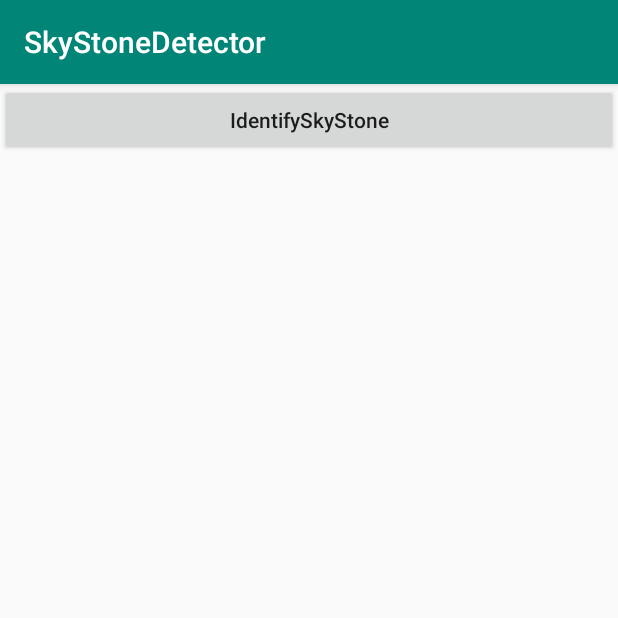
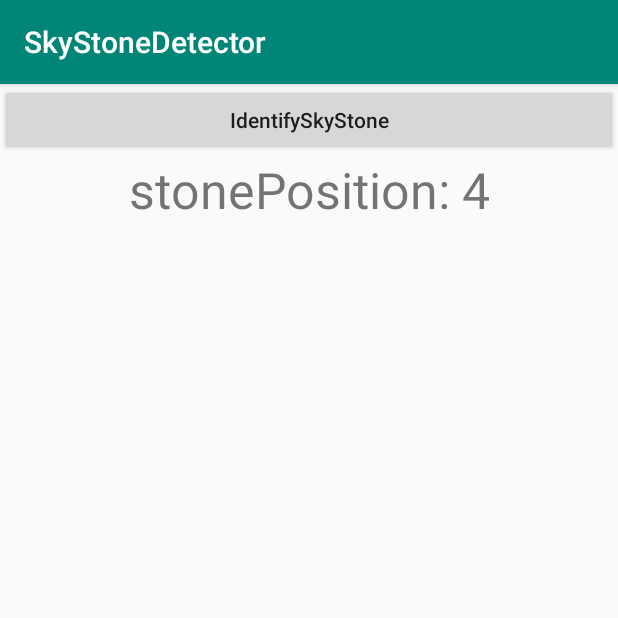
Before and after one commit to chenyun8/SkyStoneDetector, an Android app: the screen it shows after launch (MainActivity), after a tap on "IdentifySkyStone", on a phone screen of 412 x 824 dp, the top half of it. Run offline under Robolectric (Android 15) with nearby library versions, the phone set to English and light mode, and no system bars; 18 statements that could not run were skipped.

Commit message:
Added text to show output of stone location process.
Created a string in resources, added text box.

```diff
--- a/app/src/main/java/com/example/skystonedetector/MainActivity.java
+++ b/app/src/main/java/com/example/skystonedetector/MainActivity.java
@@ -7,6 +7,7 @@ import android.graphics.Bitmap;
 import android.os.Bundle;
 import android.view.View;
 import android.widget.ImageView;
+import android.widget.TextView;
 
 import org.opencv.android.OpenCVLoader;
 import org.opencv.android.Utils;
@@ -47,12 +48,12 @@ public class MainActivity extends AppCompatActivity {
             e.printStackTrace();
         }
 
-        Imgproc.cvtColor(img, img, Imgproc.COLOR_RGB2BGRA);
-
+        Imgproc.cvtColor(img, img, Imgproc.COLOR_RGB2BGR);
 
         SkyStoneImageProcessor pipeline = new SkyStoneImageProcessor();
         int stonePosition = pipeline.process(img);
+
+        TextView textView = findViewById(R.id.stonePosition);
+        textView.setText("stonePosition: " + stonePosition);
       }
-
-
 }
--- a/app/src/main/res/layout/activity_main.xml
+++ b/app/src/main/res/layout/activity_main.xml
@@ -14,6 +14,14 @@
         android:onClick="identifySkyStone"
         />
 
+    <TextView
+        android:id="@+id/stonePosition"
+        android:layout_width="match_parent"
+        android:layout_height="wrap_content"
+        android:textSize="15pt"
+        android:gravity="center"
+        android:text="@string/stone_position" />
+
     <ImageView
         android:layout_width="match_parent"
         android:layout_height="wrap_content"
--- a/app/src/main/res/values/strings.xml
+++ b/app/src/main/res/values/strings.xml
@@ -1,3 +1,4 @@
 <resources>
     <string name="app_name">SkyStoneDetector</string>
+    <string name="stone_position">StonePosition</string>
 </resources>
```
